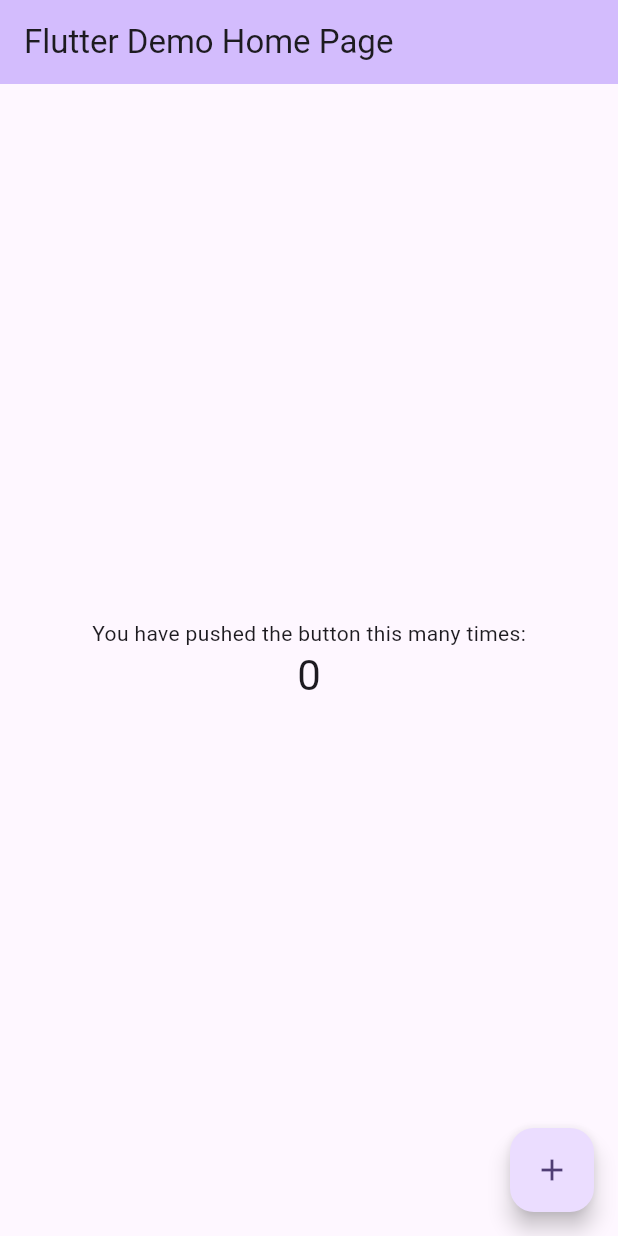
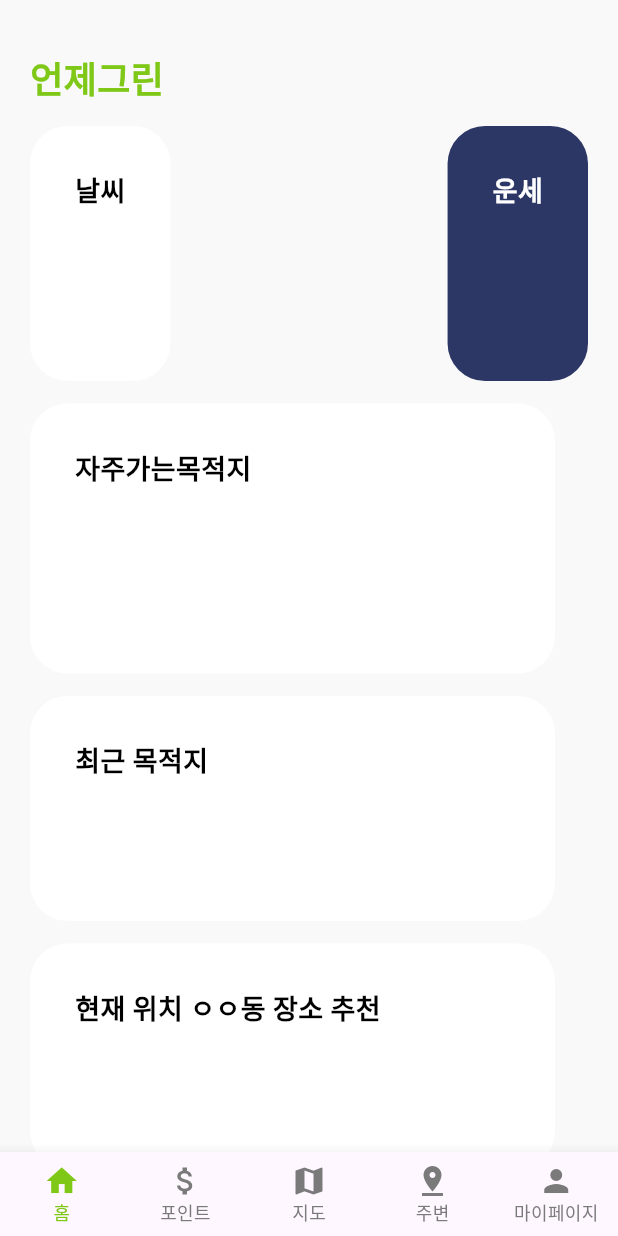
Before and after one commit to readygreen/readygreen, a Flutter app: the screen it shows after launch, on a phone screen of 412 x 824 dp. Run offline on Flutter 3.47's test engine with Material 3 defaults, Android fonts, the phone set to English and light mode, and no system bars.

Commit message:
feat: mainpage UI 작업

```diff
--- /dev/null
+++ b/frontend/lib/bottom_navigation.dart
@@ -0,0 +1,54 @@
+import 'package:flutter/material.dart';
+
+class BottomNavigation extends StatefulWidget {
+  const BottomNavigation({super.key});
+
+  @override
+  _BottomNavigationState createState() => _BottomNavigationState();
+}
+
+class _BottomNavigationState extends State<BottomNavigation> {
+  int _selectedIndex = 0;
+
+  void _onItemTapped(int index) {
+    setState(() {
+      _selectedIndex = index;
+    });
+  }
+
+  @override
+  Widget build(BuildContext context) {
+    return BottomNavigationBar(
+      currentIndex: _selectedIndex,
+      onTap: _onItemTapped,
+      type: BottomNavigationBarType.fixed,
+      iconSize: 24,
+      selectedItemColor: const Color(0xFF7FC818),
+      unselectedItemColor: const Color(0xFF7A7A7A),
+      selectedLabelStyle: const TextStyle(fontSize: 12),
+      unselectedLabelStyle: const TextStyle(fontSize: 12),
+      items: const <BottomNavigationBarItem>[
+        BottomNavigationBarItem(
+          icon: Icon(Icons.home),
+          label: '홈',
+        ),
+        BottomNavigationBarItem(
+          icon: Icon(Icons.attach_money),
+          label: '포인트',
+        ),
+        BottomNavigationBarItem(
+          icon: Icon(Icons.map),
+          label: '지도',
+        ),
+        BottomNavigationBarItem(
+          icon: Icon(Icons.pin_drop),
+          label: '주변',
+        ),
+        BottomNavigationBarItem(
+          icon: Icon(Icons.person),
+          label: '마이페이지',
+        ),
+      ],
+    );
+  }
+}
--- a/frontend/lib/main.dart
+++ b/frontend/lib/main.dart
@@ -1,125 +1,112 @@
 import 'package:flutter/material.dart';
+import 'package:readygreen/widgets/common/button.dart';
+import 'package:readygreen/widgets/common/cardbox.dart';
+import 'package:readygreen/widgets/common/squarecardbox.dart';
+import 'package:readygreen/bottom_navigation.dart';
 
 void main() {
-  runApp(const MyApp());
+  runApp(const App());
 }
 
-class MyApp extends StatelessWidget {
-  const MyApp({super.key});
-
-  // This widget is the root of your application.
-  @override
-  Widget build(BuildContext context) {
-    return MaterialApp(
-      title: 'Flutter Demo',
-      theme: ThemeData(
-        // This is the theme of your application.
-        //
-        // TRY THIS: Try running your application with "flutter run". You'll see
-        // the application has a purple toolbar. Then, without quitting the app,
-        // try changing the seedColor in the colorScheme below to Colors.green
-        // and then invoke "hot reload" (save your changes or press the "hot
-        // reload" button in a Flutter-supported IDE, or press "r" if you used
-        // the command line to start the app).
-        //
-        // Notice that the counter didn't reset back to zero; the application
-        // state is not lost during the reload. To reset the state, use hot
-        // restart instead.
-        //
-        // This works for code too, not just values: Most code changes can be
-        // tested with just a hot reload.
-        colorScheme: ColorScheme.fromSeed(seedColor: Colors.deepPurple),
-        useMaterial3: true,
-      ),
-      home: const MyHomePage(title: 'Flutter Demo Home Page'),
-    );
-  }
-}
-
-class MyHomePage extends StatefulWidget {
-  const MyHomePage({super.key, required this.title});
-
-  // This widget is the home page of your application. It is stateful, meaning
-  // that it has a State object (defined below) that contains fields that affect
-  // how it looks.
-
-  // This class is the configuration for the state. It holds the values (in this
-  // case the title) provided by the parent (in this case the App widget) and
-  // used by the build method of the State. Fields in a Widget subclass are
-  // always marked "final".
-
-  final String title;
-
-  @override
-  State<MyHomePage> createState() => _MyHomePageState();
-}
-
-class _MyHomePageState extends State<MyHomePage> {
-  int _counter = 0;
-
-  void _incrementCounter() {
-    setState(() {
-      // This call to setState tells the Flutter framework that something has
-      // changed in this State, which causes it to rerun the build method below
-      // so that the display can reflect the updated values. If we changed
-      // _counter without calling setState(), then the build method would not be
-      // called again, and so nothing would appear to happen.
-      _counter++;
-    });
-  }
+class App extends StatelessWidget {
+  const App({super.key});
 
   @override
   Widget build(BuildContext context) {
-    // This method is rerun every time setState is called, for instance as done
-    // by the _incrementCounter method above.
-    //
-    // The Flutter framework has been optimized to make rerunning build methods
-    // fast, so that you can just rebuild anything that needs updating rather
-    // than having to individually change instances of widgets.
-    return Scaffold(
-      appBar: AppBar(
-        // TRY THIS: Try changing the color here to a specific color (to
-        // Colors.amber, perhaps?) and trigger a hot reload to see the AppBar
-        // change color while the other colors stay the same.
-        backgroundColor: Theme.of(context).colorScheme.inversePrimary,
-        // Here we take the value from the MyHomePage object that was created by
-        // the App.build method, and use it to set our appbar title.
-        title: Text(widget.title),
+    return const MaterialApp(
+      home: Scaffold(
+        backgroundColor: Color(0xFFF9F9F9),
+        body: SingleChildScrollView(
+          child: Padding(
+            padding: EdgeInsets.symmetric(
+              horizontal: 20,
             ),
-      body: Center(
-        // Center is a layout widget. It takes a single child and positions it
-        // in the middle of the parent.
             child: Column(
-          // Column is also a layout widget. It takes a list of children and
-          // arranges them vertically. By default, it sizes itself to fit its
-          // children horizontally, and tries to be as tall as its parent.
-          //
-          // Column has various properties to control how it sizes itself and
-          // how it positions its children. Here we use mainAxisAlignment to
-          // center the children vertically; the main axis here is the vertical
-          // axis because Columns are vertical (the cross axis would be
-          // horizontal).
-          //
-          // TRY THIS: Invoke "debug painting" (choose the "Toggle Debug Paint"
-          // action in the IDE, or press "p" in the console), to see the
-          // wireframe for each widget.
-          mainAxisAlignment: MainAxisAlignment.center,
-          children: <Widget>[
-            const Text(
-              'You have pushed the button this many times:',
+              crossAxisAlignment: CrossAxisAlignment.start,
+              children: [
+                SizedBox(
+                  height: 35,
                 ),
+                Row(
+                  mainAxisAlignment: MainAxisAlignment.start,
+                  children: [
+                    Column(
+                      crossAxisAlignment: CrossAxisAlignment.end,
+                      children: [
                         Text(
-              '$_counter',
-              style: Theme.of(context).textTheme.headlineMedium,
+                          '언제그린',
+                          style: TextStyle(
+                            color: Color(0xFF7FC818),
+                            fontSize: 24,
+                            fontWeight: FontWeight.w600,
+                          ),
+                        ),
+                      ],
+                    )
+                  ],
+                ),
+                SizedBox(
+                  height: 5,
+                ),
+                Row(),
+                SizedBox(
+                  height: 10,
+                ),
+                Row(
+                  mainAxisAlignment: MainAxisAlignment.spaceBetween,
+                  children: [
+                    SquareCardBox(
+                      title: '날씨',
+                      height: 170,
+                    ),
+                    SquareCardBox(
+                      title: '운세',
+                      height: 170,
+                      backgroundColor: Color(0xFF2D3765),
+                      textColor: Colors.white,
+                    ),
+                  ],
+                ),
+                SizedBox(
+                  height: 15,
+                ),
+                CardBox(title: '자주가는목적지', height: 180),
+                SizedBox(
+                  height: 15,
+                ),
+                CardBox(
+                  title: '최근 목적지',
+                ),
+                SizedBox(
+                  height: 15,
+                ),
+                CardBox(
+                  title: '현재 위치 ㅇㅇ동 장소 추천',
+                ),
+                SizedBox(
+                  height: 15,
+                ),
+                Row(
+                  mainAxisAlignment: MainAxisAlignment.spaceBetween,
+                  children: [
+                    Button(
+                      text: 'Transfer',
+                      bgColor: Color(0xFFF1B33B),
+                      textColor: Colors.black,
+                    ),
+                    Button(
+                      text: 'Request',
+                      bgColor: Color(0xFF1F2123),
+                      textColor: Colors.white,
+                    ),
+                  ],
                 ),
               ],
             ),
           ),
-      floatingActionButton: FloatingActionButton(
-        onPressed: _incrementCounter,
-        tooltip: 'Increment',
-        child: const Icon(Icons.add),
-      ), // This trailing comma makes auto-formatting nicer for build methods.
+        ),
+        bottomNavigationBar: BottomNavigation(),
+      ),
     );
   }
 }
--- /dev/null
+++ b/frontend/lib/widgets/common/button.dart
@@ -0,0 +1,33 @@
+import 'package:flutter/material.dart';
+
+class Button extends StatelessWidget {
+  final String text;
+  final Color bgColor;
+  final Color textColor;
+
+  const Button(
+      {super.key,
+      required this.text,
+      required this.bgColor,
+      required this.textColor});
+
+  @override
+  Widget build(BuildContext context) {
+    return Container(
+      decoration: BoxDecoration(
+        color: bgColor,
+        borderRadius: BorderRadius.circular(45),
+      ),
+      child: Padding(
+        padding: const EdgeInsets.symmetric(
+          vertical: 15,
+          horizontal: 45,
+        ),
+        child: Text(
+          text,
+          style: TextStyle(fontSize: 20, color: textColor),
+        ),
+      ),
+    );
+  }
+}
--- /dev/null
+++ b/frontend/lib/widgets/common/cardbox.dart
@@ -0,0 +1,55 @@
+import 'package:flutter/material.dart';
+
+class CardBox extends StatelessWidget {
+  final String title;
+  final double width;
+  final double height;
+  final Color backgroundColor;
+  final Color textColor;
+
+  const CardBox({
+    super.key,
+    required this.title,
+    this.width = 350,
+    this.height = 150,
+    this.backgroundColor = Colors.white,
+    this.textColor = Colors.black,
+  });
+
+  @override
+  Widget build(BuildContext context) {
+    return Container(
+      width: width,
+      height: height,
+      clipBehavior: Clip.hardEdge,
+      decoration: BoxDecoration(
+        color: backgroundColor,
+        borderRadius: BorderRadius.circular(25),
+      ),
+      child: Padding(
+        padding: const EdgeInsets.all(30),
+        child: Row(
+          mainAxisAlignment: MainAxisAlignment.spaceBetween,
+          children: [
+            Column(
+              crossAxisAlignment: CrossAxisAlignment.start,
+              children: [
+                Text(
+                  title,
+                  style: TextStyle(
+                    fontSize: 18,
+                    fontWeight: FontWeight.w600,
+                    color: textColor,
+                  ),
+                ),
+                const SizedBox(
+                  height: 10,
+                ),
+              ],
+            ),
+          ],
+        ),
+      ),
+    );
+  }
+}
--- /dev/null
+++ b/frontend/lib/widgets/common/squarecardbox.dart
@@ -0,0 +1,54 @@
+import 'package:flutter/material.dart';
+
+class SquareCardBox extends StatelessWidget {
+  final String title;
+  final double width;
+  final double height;
+  final Color backgroundColor;
+  final Color textColor;
+
+  const SquareCardBox({
+    super.key,
+    required this.title,
+    this.width = 170,
+    this.height = 170,
+    this.backgroundColor = Colors.white,
+    this.textColor = Colors.black,
+  });
+
+  @override
+  Widget build(BuildContext context) {
+    return Container(
+      height: height,
+      clipBehavior: Clip.hardEdge,
+      decoration: BoxDecoration(
+        color: backgroundColor,
+        borderRadius: BorderRadius.circular(25),
+      ),
+      child: Padding(
+        padding: const EdgeInsets.all(30),
+        child: Row(
+          mainAxisAlignment: MainAxisAlignment.spaceBetween,
+          children: [
+            Column(
+              crossAxisAlignment: CrossAxisAlignment.start,
+              children: [
+                Text(
+                  title,
+                  style: TextStyle(
+                    fontSize: 18,
+                    fontWeight: FontWeight.w600,
+                    color: textColor,
+                  ),
+                ),
+                const SizedBox(
+                  height: 10,
+                ),
+              ],
+            ),
+          ],
+        ),
+      ),
+    );
+  }
+}
```
Also changed, not shown: frontend/assets/images/luck.png (added), frontend/pubspec.yaml (line endings or trailing spaces), 1 other file. Lines whose indentation alone changed are shown as unchanged.
